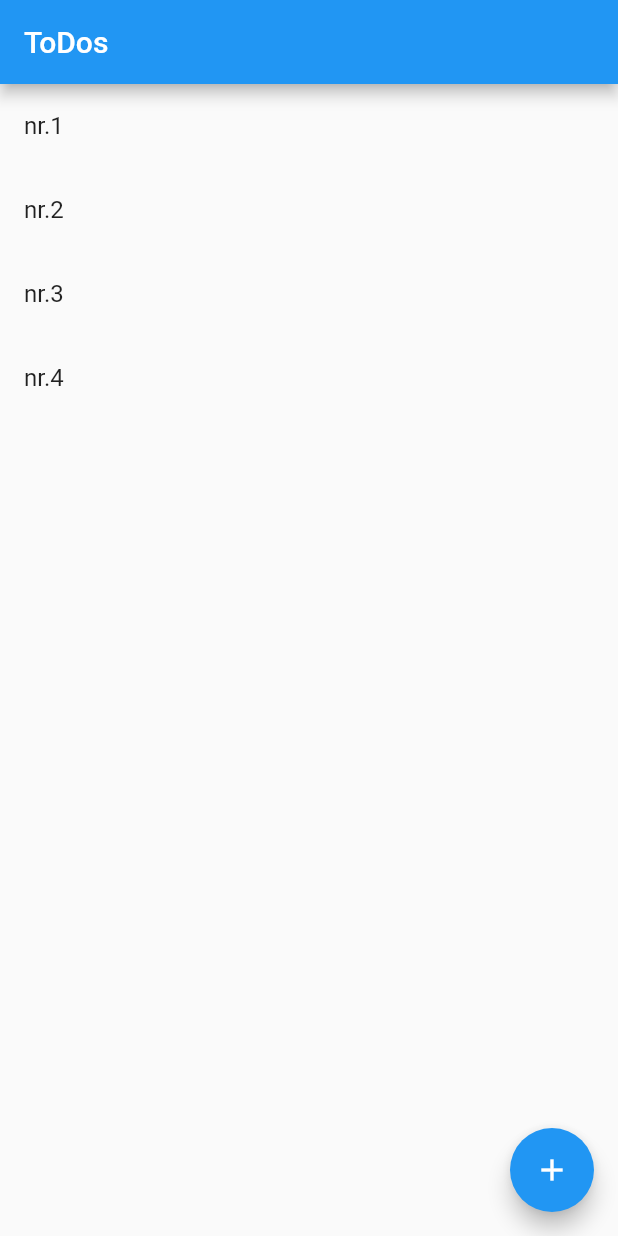
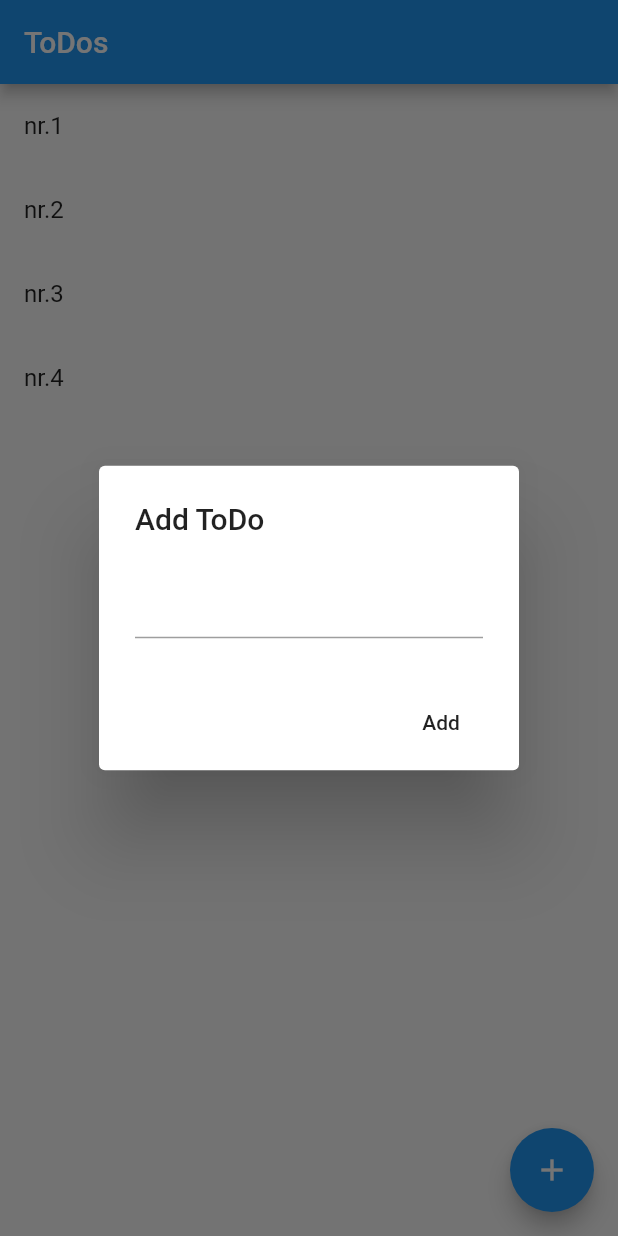
Before and after one commit to jaquerodrigues/flutter-beginner, a Flutter app: the screen it shows after launch, after a tap on the "add" icon, on a phone screen of 412 x 824 dp. Run offline on Flutter 3.47's test engine with Material 2 defaults, Android fonts, the phone set to English and light mode, and no system bars.

Commit message:
Add Functionality

```diff
--- a/lib/main.dart
+++ b/lib/main.dart
@@ -14,6 +14,8 @@ class MyStatefulWidget extends StatefulWidget {
 }
 
 class _MyStatefulWidgetState extends State<MyStatefulWidget> {
+
+  String input="";
   List list = List();
 
   void initState(){
@@ -33,14 +35,38 @@ class _MyStatefulWidgetState extends State<MyStatefulWidget> {
       floatingActionButton: FloatingActionButton(
           child: Icon(Icons.add),
           onPressed: (){
-
+            showDialog(
+                context: context,
+              builder: (BuildContext context) {
+                  return AlertDialog(
+                    title: Text("Add ToDo"),
+                    content: TextField(
+                      onChanged: (String value){
+                          input = value;
+                      },
+                    ),
+                    actions: <Widget>[
+                      FlatButton(
+                          onPressed: (){
+                            setState(() {
+                              list.add(input);
+                            });
+                            Navigator.of(context).pop();
+                          },
+                          child: Text("Add")
+                      )
+                    ],
+                  );
+              }
+            );
           },
       ),
       body:ListView.builder(
           itemCount: list.length,
           itemBuilder: (BuildContext context, int index){
             return Dismissible(
-                key: Key(index.toString()),
+                //key: Key(index.toString()),
+                key: UniqueKey(),
                 child: ListTile(
                   title: Text(list[index])
                 ));
```
